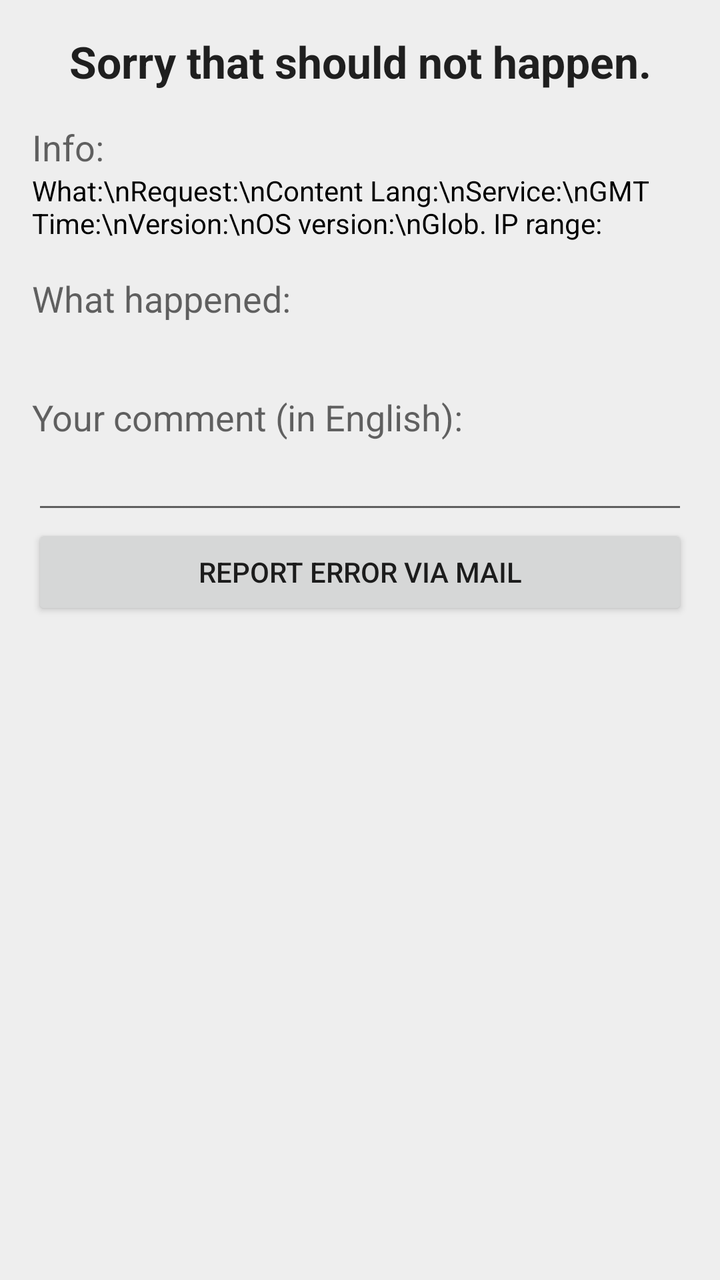
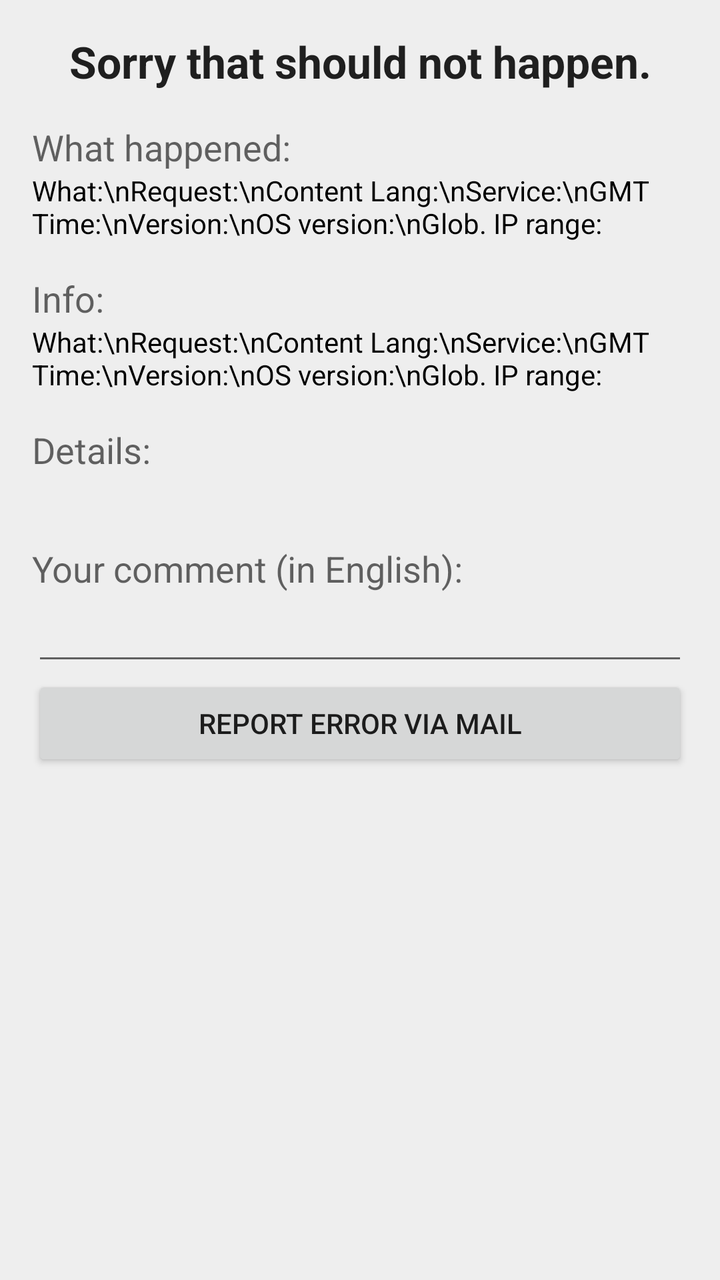

An Android layout rendered at two revisions. The XML below is the earlier revision; the diff shows what the commit changed to produce the second picture.
<!-- AndroidManifest.xml: application theme AppTheme -->
<!-- res/layout/activity_error.xml -->
<?xml version="1.0" encoding="utf-8"?>
<FrameLayout xmlns:android="http://schemas.android.com/apk/res/android"
    xmlns:tools="http://schemas.android.com/tools"
    android:layout_width="match_parent"
    android:layout_height="match_parent"
    tools:context=".ErrorActivity">

    <ScrollView
        android:id="@+id/scrollView"
        android:layout_width="match_parent"
        android:layout_height="match_parent">

        <LinearLayout
            android:layout_width="match_parent"
            android:layout_height="wrap_content"
            android:orientation="vertical"
            android:paddingBottom="@dimen/activity_vertical_margin"
            android:paddingLeft="@dimen/activity_horizontal_margin"
            android:paddingRight="@dimen/activity_horizontal_margin"
            android:paddingTop="@dimen/activity_vertical_margin"
            android:focusable="true"
            android:focusableInTouchMode="true">

            <TextView
                android:id="@+id/errorSorryView"
                android:layout_width="match_parent"
                android:layout_height="wrap_content"
                android:textAppearance="?android:attr/textAppearanceLarge"
                android:gravity="center"
                android:text="@string/sorry_string"
                android:textStyle="bold" />

            <TextView
                android:id="@+id/errorDeviceHeadlineView"
                android:paddingTop="@dimen/activity_vertical_margin"
                android:layout_width="wrap_content"
                android:layout_height="wrap_content"
                android:textAppearance="?android:attr/textAppearanceMedium"
                android:text="@string/what_device_headline"/>
            
            <LinearLayout
                android:id="@+id/errorInfoLayout"
                android:layout_width="match_parent"
                android:layout_height="wrap_content"
                android:orientation="horizontal">
                
                <TextView
                    android:id="@+id/errorInfoLabelsView"
                    android:layout_width="wrap_content"
                    android:layout_height="wrap_content"
                    android:textColor="@android:color/black"
                    android:text="@string/info_labels"/>

                <HorizontalScrollView
                    android:paddingLeft="16dp"
                    android:layout_width="fill_parent"
                    android:layout_height="wrap_content">

                    <TextView
                        android:id="@+id/errorInfosView"
                        android:layout_width="wrap_content"
                        android:layout_height="wrap_content" />

                </HorizontalScrollView>

            </LinearLayout>

            <TextView
                android:id="@+id/errorWhatHappenedView"
                android:paddingTop="@dimen/activity_vertical_margin"
                android:layout_width="wrap_content"
                android:layout_height="wrap_content"
                android:textAppearance="?android:attr/textAppearanceMedium"
                android:text="@string/what_happened_headline"/>

            <HorizontalScrollView
                android:layout_width="match_parent"
                android:layout_height="wrap_content"
                android:id="@+id/horizontalScrollView"
                android:layout_gravity="center" >
                <TextView
                    android:id="@+id/errorView"
                    android:layout_width="wrap_content"
                    android:layout_height="wrap_content"
                    android:typeface="monospace"/>
            </HorizontalScrollView>

            <TextView
                android:id="@+id/errorYourComment"
                android:paddingTop="@dimen/activity_vertical_margin"
                android:layout_width="wrap_content"
                android:layout_height="wrap_content"
                android:textAppearance="?android:attr/textAppearanceMedium"
                android:text="@string/your_comment"/>

            <EditText
                android:id="@+id/errorCommentBox"
                android:layout_width="match_parent"
                android:layout_height="wrap_content"/>

            <Button
                android:id="@+id/errorReportButton"
                android:layout_width="match_parent"
                android:layout_height="wrap_content"
                android:text="@string/error_report_button_text" />

        </LinearLayout>
    </ScrollView>

</FrameLayout>
<!-- resources referenced by this layout -->
<resources>
  <dimen name="activity_horizontal_margin">16dp</dimen>
  <dimen name="activity_vertical_margin">16dp</dimen>
  <string name="error_report_button_text">Report error via mail</string>
  <string name="info_labels">What:\\nRequest:\\nContent Lang:\\nService:\\nGMT Time:\\nVersion:\\nOS version:\\nGlob. IP range:</string>
  <string name="sorry_string">Sorry that should not happen.</string>
  <string name="what_device_headline">Info:</string>
  <string name="what_happened_headline">What happened:</string>
  <string name="your_comment">Your comment (in English):</string>
  <style name="AppTheme" parent="Theme.AppCompat.Light">
          <item name="android:actionBarStyle">@style/NewPipeActionbarTheme</item>
          <item name="actionBarStyle">@style/NewPipeActionbarTheme</item>
          <item name="colorPrimary">@color/light_youtube_primary_color</item>
          <item name="colorPrimaryDark">@color/light_youtube_dark_color</item>
          <item name="colorAccent">@color/light_youtube_accent_color</item>
          <item name="android:windowBackground">@color/light_background_color</item>
      </style>
  <style name="NewPipeActionbarTheme" parent="Widget.AppCompat.Light.ActionBar.Solid">
          <item name="android:displayOptions">showHome</item>
          <item name="displayOptions">showHome</item>
          <item name="android:background">@color/light_youtube_primary_color</item>
          <item name="background">@color/light_youtube_primary_color</item>
      </style>
  <color name="light_youtube_primary_color">#CD322E</color>
  <color name="light_youtube_dark_color">#BC211D</color>
  <color name="light_youtube_accent_color">#000000</color>
  <color name="light_background_color">#EEEEEE</color>
</resources>

<!-- the commit's change to res/layout/activity_error.xml (unified diff, before → after) -->
@@ -29,6 +29,21 @@
                 android:gravity="center"
                 android:text="@string/sorry_string"
                 android:textStyle="bold" />
+
+            <TextView
+                android:id="@+id/messageWhatHappenedView"
+                android:paddingTop="@dimen/activity_vertical_margin"
+                android:layout_width="wrap_content"
+                android:layout_height="wrap_content"
+                android:textAppearance="?android:attr/textAppearanceMedium"
+                android:text="@string/what_happened_headline"/>
+
+            <TextView
+                android:id="@+id/errorMessageView"
+                android:layout_width="wrap_content"
+                android:layout_height="wrap_content"
+                android:textColor="@android:color/black"
+                android:text="@string/info_labels"/>
 
             <TextView
                 android:id="@+id/errorDeviceHeadlineView"
@@ -66,12 +81,12 @@
             </LinearLayout>
 
             <TextView
-                android:id="@+id/errorWhatHappenedView"
+                android:id="@+id/errorDetailView"
                 android:paddingTop="@dimen/activity_vertical_margin"
                 android:layout_width="wrap_content"
                 android:layout_height="wrap_content"
                 android:textAppearance="?android:attr/textAppearanceMedium"
-                android:text="@string/what_happened_headline"/>
+                android:text="@string/error_details_headline"/>
 
             <HorizontalScrollView
                 android:layout_width="match_parent"
<!-- resource entries referenced after the edit -->
@@ -2,6 +2,7 @@
 <resources>
   <dimen name="activity_horizontal_margin">16dp</dimen>
   <dimen name="activity_vertical_margin">16dp</dimen>
+  <string name="error_details_headline">Details:</string>
   <string name="error_report_button_text">Report error via mail</string>
   <string name="info_labels">What:\\nRequest:\\nContent Lang:\\nService:\\nGMT Time:\\nVersion:\\nOS version:\\nGlob. IP range:</string>
   <string name="sorry_string">Sorry that should not happen.</string>
